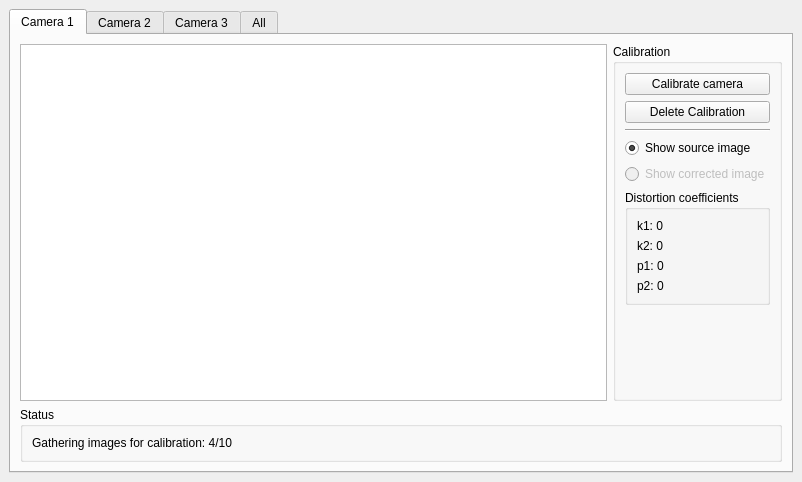
Old version of the form calibrationwindow.ui in the repository KITrokopter/gui-concepts.
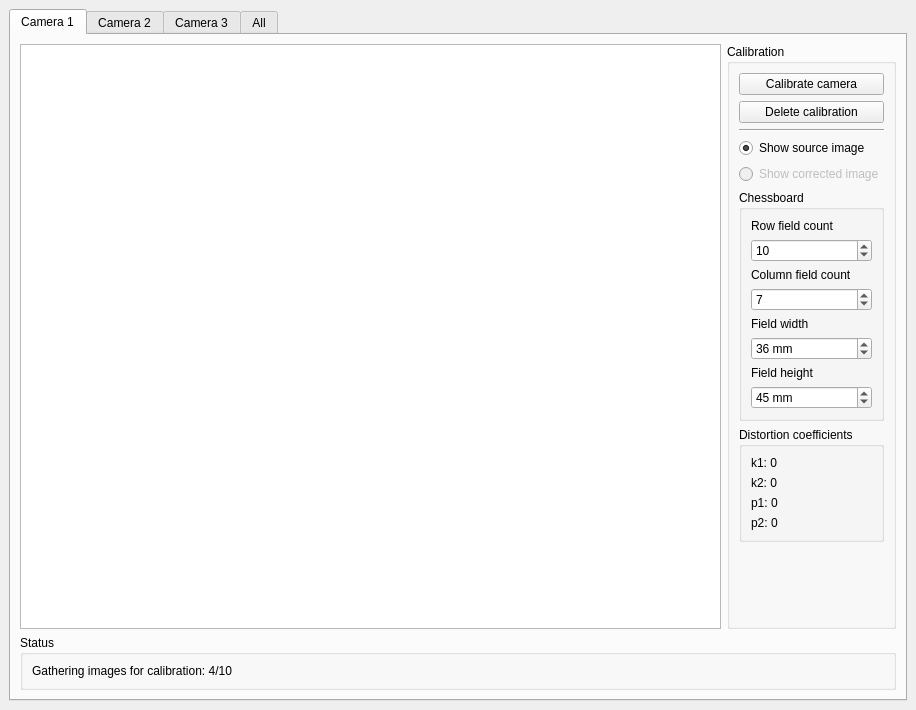
New version of the form.

Commit message: Additional GUI changes according to Carinas protocol.

Patch:
```diff
--- a/calibrationwindow.ui
+++ b/calibrationwindow.ui
@@ -6,8 +6,8 @@
    <rect>
     <x>0</x>
     <y>0</y>
-    <width>802</width>
-    <height>482</height>
+    <width>916</width>
+    <height>710</height>
    </rect>
   </property>
   <property name="sizePolicy">
@@ -67,7 +67,7 @@
              <item>
               <widget class="QPushButton" name="pushButton_3">
                <property name="text">
-                <string>Delete Calibration</string>
+                <string>Delete calibration</string>
                </property>
               </widget>
              </item>
@@ -101,6 +101,77 @@
                </property>
               </widget>
              </item>
+             <item>
+              <widget class="QGroupBox" name="groupBox_5">
+               <property name="title">
+                <string>Chessboard</string>
+               </property>
+               <layout class="QVBoxLayout" name="verticalLayout_6">
+                <item>
+                 <widget class="QLabel" name="label_7">
+                  <property name="text">
+                   <string>Row field count</string>
+                  </property>
+                 </widget>
+                </item>
+                <item>
+                 <widget class="QSpinBox" name="spinBox">
+                  <property name="value">
+                   <number>10</number>
+                  </property>
+                 </widget>
+                </item>
+                <item>
+                 <widget class="QLabel" name="label_8">
+                  <property name="text">
+                   <string>Column field count</string>
+                  </property>
+                 </widget>
+                </item>
+                <item>
+                 <widget class="QSpinBox" name="spinBox_2">
+                  <property name="value">
+                   <number>7</number>
+                  </property>
+                 </widget>
+                </item>
+                <item>
+                 <widget class="QLabel" name="label_9">
+                  <property name="text">
+                   <string>Field width</string>
+                  </property>
+                 </widget>
+                </item>
+                <item>
+                 <widget class="QSpinBox" name="spinBox_3">
+                  <property name="suffix">
+                   <string> mm</string>
+                  </property>
+                  <property name="value">
+                   <number>36</number>
+                  </property>
+                 </widget>
+                </item>
+                <item>
+                 <widget class="QLabel" name="label_10">
+                  <property name="text">
+                   <string>Field height</string>
+                  </property>
+                 </widget>
+                </item>
+                <item>
+                 <widget class="QSpinBox" name="spinBox_4">
+                  <property name="suffix">
+                   <string> mm</string>
+                  </property>
+                  <property name="value">
+                   <number>45</number>
+                  </property>
+                 </widget>
+                </item>
+               </layout>
+              </widget>
+             </item>
              <item>
               <widget class="QGroupBox" name="groupBox_4">
                <property name="title">
```
The commit also changes 5 other files.
